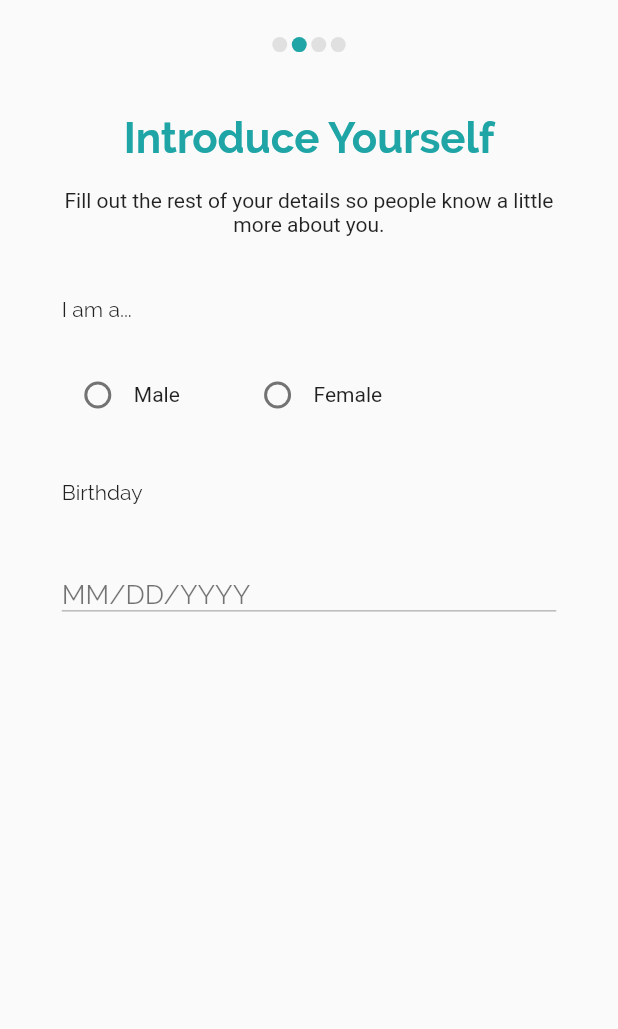
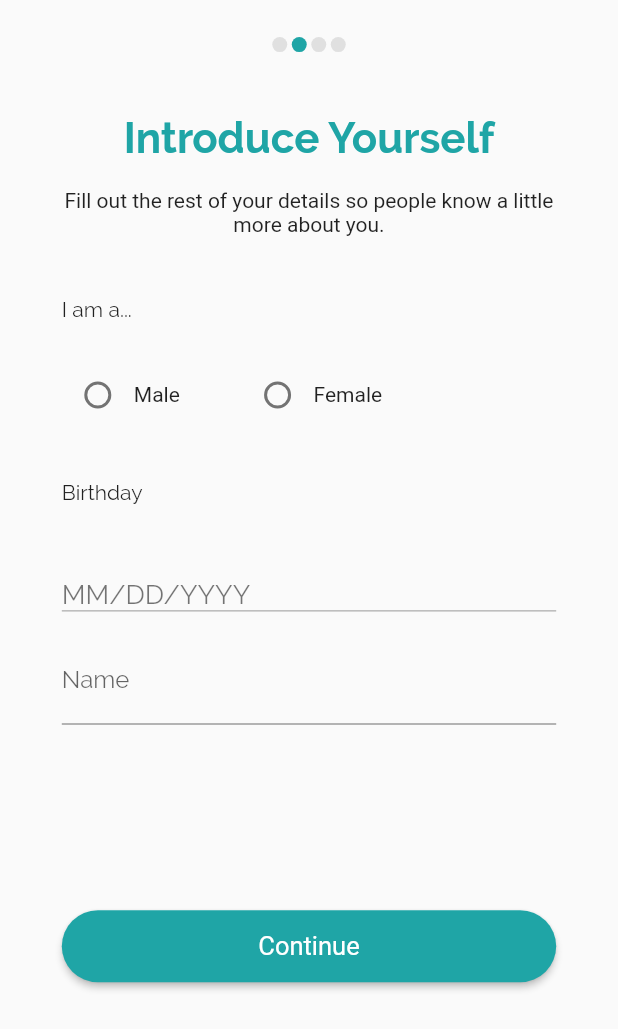
Before and after one commit to passsionforprogramming/thats-my-type-flutter, a Flutter app: the IntroduceYourself screen opened directly, on a phone screen of 412 x 824 dp. Shown: the top 1029 px of the screen. Run offline on Flutter 3.47's test engine with Material 2 defaults, Android fonts, the phone set to English and light mode, and no system bars; our stand-ins replace cloud_firestore, firebase_auth, firebase_storage, flutter_svg, font_awesome_flutter, image_cropper and 4 more; missing offline and left inert: flutter_animated_dialog, flutter_country_picker, flutter_facebook_login, flutter_time_date_picker, phone_number; accounts and stored records are empty; Roboto replaces fonts that are missing (Gothic).

Commit message:
added date picker and formatting with submit button and name

```diff
--- a/lib/Screens/ProfileSetup/IntroduceYourself.dart
+++ b/lib/Screens/ProfileSetup/IntroduceYourself.dart
@@ -1,5 +1,11 @@
+import 'package:flutter/cupertino.dart';
 import 'package:flutter/material.dart';
+import 'package:flutter_animated_dialog/flutter_animated_dialog.dart';
+import 'package:intl/intl.dart';
+import 'package:page_transition/page_transition.dart';
 import 'package:thatismytype/Constants/Palette.dart';
+import 'package:flutter_time_date_picker/flutter_time_date_picker.dart';
+import 'package:thatismytype/Screens/ProfileSetup/HelloScreen.dart';
 
 class IntroduceYourself extends StatefulWidget {
   @override
@@ -8,6 +14,49 @@ class IntroduceYourself extends StatefulWidget {
 
 class _IntroduceYourselfState extends State<IntroduceYourself> {
   String gender;
+  DateTime birthday;
+  List<String> errors = [];
+
+  showDatePicker() {
+    DatePicker.showDatePicker(context,
+        initialDateTime: DateTime.now().subtract(Duration(days: 365 * 21)),
+        locale: DATETIME_PICKER_LOCALE_DEFAULT,
+        pickerMode: DateTimePickerMode.date, onChange: (date, list) {
+      setState(() {
+        print("Here is the date $date");
+        birthday = date;
+      });
+    });
+  }
+
+  displayDatePicker(screenHeight, screenWidth) {
+    return showAnimatedDialog(
+        context: context,
+        builder: (BuildContext context) {
+          return AlertDialog(
+            shape: RoundedRectangleBorder(
+                borderRadius: BorderRadius.circular(15.0)),
+            elevation: 5.0,
+            content: Container(
+              height: screenHeight * .5,
+              width: screenWidth * 6,
+              child: CupertinoDatePicker(
+                  mode: CupertinoDatePickerMode.date,
+                  initialDateTime:
+                      DateTime.now().subtract(Duration(days: 365 * 21)),
+                  onDateTimeChanged: (date) {
+                    setState(() {
+                      birthday = date;
+                    });
+                  }),
+            ),
+          );
+        },
+        animationType: DialogTransitionType.scale,
+        barrierDismissible: true,
+        duration: Duration(milliseconds: 200),
+        curve: Curves.bounceIn);
+  }
 
   @override
   Widget build(BuildContext context) {
@@ -133,10 +182,72 @@ class _IntroduceYourselfState extends State<IntroduceYourself> {
             decoration: BoxDecoration(
                 border: Border(
                     bottom: BorderSide(width: 1.0, color: Colors.black26))),
-            child: Text(
-              "MM/DD/YYYY",
-              style: TextStyle(
-                  color: Colors.black54, fontSize: 18.0, fontFamily: "Raleway"),
+            child: GestureDetector(
+              onTap: () => showDatePicker(),
+              child: Text(
+                birthday == null
+                    ? "MM/DD/YYYY"
+                    : DateFormat.yMd("en_US").format(birthday),
+                style: TextStyle(
+                    color: Colors.black54,
+                    fontSize: 18.0,
+                    fontFamily: "Raleway"),
+              ),
+            ),
+          ),
+          Container(
+            width: screenWidth * .8,
+            margin: EdgeInsets.symmetric(horizontal: screenWidth * .1),
+            child: TextFormField(
+              textInputAction: TextInputAction.done,
+              validator: (val) {
+                if (val.length > 2) return null;
+                return "The name must be at least two characters.";
+              },
+              onFieldSubmitted: (val) {
+                Navigator.pushReplacement(
+                    context,
+                    PageTransition(
+                        child: HelloScreen(), type: PageTransitionType.scale));
+              },
+              decoration: InputDecoration(
+                  labelText: "Name",
+                  labelStyle: TextStyle(fontFamily: "Raleway"),
+                  hintText: "Add your first name"),
+            ),
+          ),
+          errors.length > 0
+              ? Container(
+                  alignment: Alignment.center,
+                  margin: EdgeInsets.symmetric(horizontal: screenWidth * .1),
+                  child: Column(
+                      children: errors
+                          .map((error) => Text(
+                                error,
+                                style: TextStyle(color: Colors.red),
+                              ))
+                          .toList()))
+              : SizedBox(),
+          Container(
+            margin: EdgeInsets.symmetric(
+                horizontal: screenWidth * .1, vertical: screenHeight * .15),
+            child: RaisedButton(
+              onPressed: () {
+                Navigator.pushReplacement(
+                    context,
+                    PageTransition(
+                        child: HelloScreen(),
+                        type: PageTransitionType.scale,
+                        duration: Duration(milliseconds: 200)));
+              },
+              color: kDarkerGreen,
+              shape: RoundedRectangleBorder(
+                  borderRadius: BorderRadius.circular(25.0)),
+              padding: EdgeInsets.symmetric(vertical: 14.0),
+              child: Text(
+                "Continue",
+                style: TextStyle(color: Colors.white, fontSize: 17.0),
+              ),
             ),
           )
         ],
--- a/pubspec.yaml
+++ b/pubspec.yaml
@@ -39,6 +39,8 @@ dependencies:
   intl: ^0.16.0
   image_picker: ^0.6.5
   image: ^2.1.4
+  flutter_animated_dialog: ^1.0.3
+  flutter_time_date_picker: ^0.0.2
 
   flutter:
     sdk: flutter
```
Also changed, not shown: lib/Screens/ProfileSetup/HelloScreen.dart (added, +13 -0 lines), pubspec.lock.
